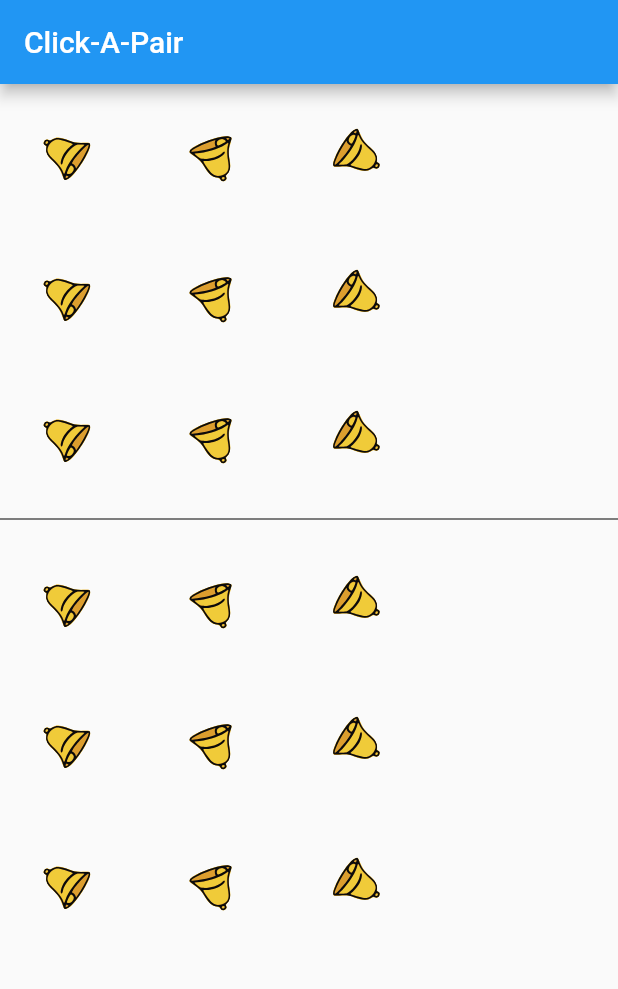
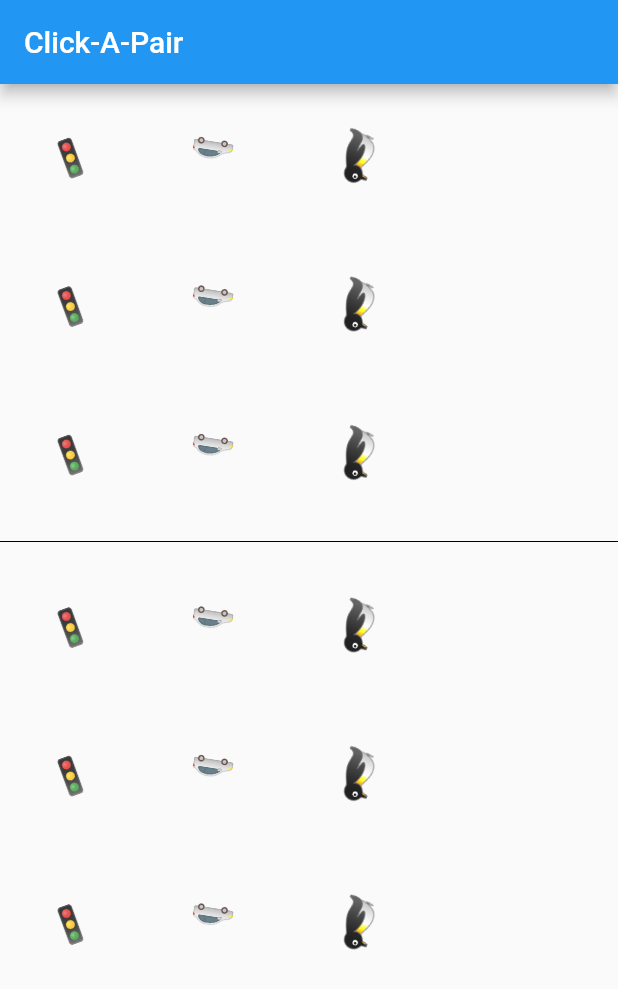
Before and after one commit to maks/clickapair, a Flutter app: the screen it shows after launch, on a phone screen of 412 x 824 dp. Shown: the top 989 px of the screen. Run offline on Flutter 3.47's test engine with Material 2 defaults, Android fonts, the phone set to English and light mode, and no system bars.

Commit message:
even better: use emoji's instead of svgs

```diff
--- a/lib/main.dart
+++ b/lib/main.dart
@@ -1,11 +1,27 @@
 import 'package:flutter/material.dart';
 import 'dart:math' as math;
 import 'package:vector_math/vector_math.dart' show radians;
-import 'package:flutter_svg/svg.dart';
 
 void main() => runApp(MyApp());
 
 const name = 'Click-A-Pair';
+
+const images = [
+  "❤️️",
+  "🙂",
+  "🌻",
+  "🏝",
+  "⚡️",
+  "☘",
+  "☀️",
+  "🌏",
+  "🚀",
+  "🚲",
+  "🚢",
+  "🚦",
+  "🚗",
+  "🐧",
+];
 
 class MyApp extends StatelessWidget {
   @override
@@ -100,17 +116,23 @@ class CardRow extends StatelessWidget {
     return Padding(
       padding: const EdgeInsets.all(32.0),
       child: Transform.rotate(
-        angle: radians(randAngle()),
-        child: SvgPicture.asset(
-          "images/bell.svg",
-          width: 30,
-          height: 30,
-        ),
-      ),
+          angle: radians(randAngle()),
+          child: Text(
+            randImage(),
+            style: TextStyle(fontSize: randomFontSize()),
+          )),
     );
   }
 
   double randAngle() {
     return rng.nextInt(360).toDouble();
   }
+
+  String randImage() {
+    return images[rng.nextInt(images.length)];
+  }
+
+  double randomFontSize() {
+    return ((rng.nextInt(4) + 2) * 6).toDouble();
+  }
 }
--- a/pubspec.yaml
+++ b/pubspec.yaml
@@ -12,8 +12,6 @@ dependencies:
 
   cupertino_icons: ^0.1.2
 
-  flutter_svg: ^0.12.1
-
 dev_dependencies:
   flutter_test:
     sdk: flutter
```
Also changed, not shown: pubspec.lock, 1 other file.
